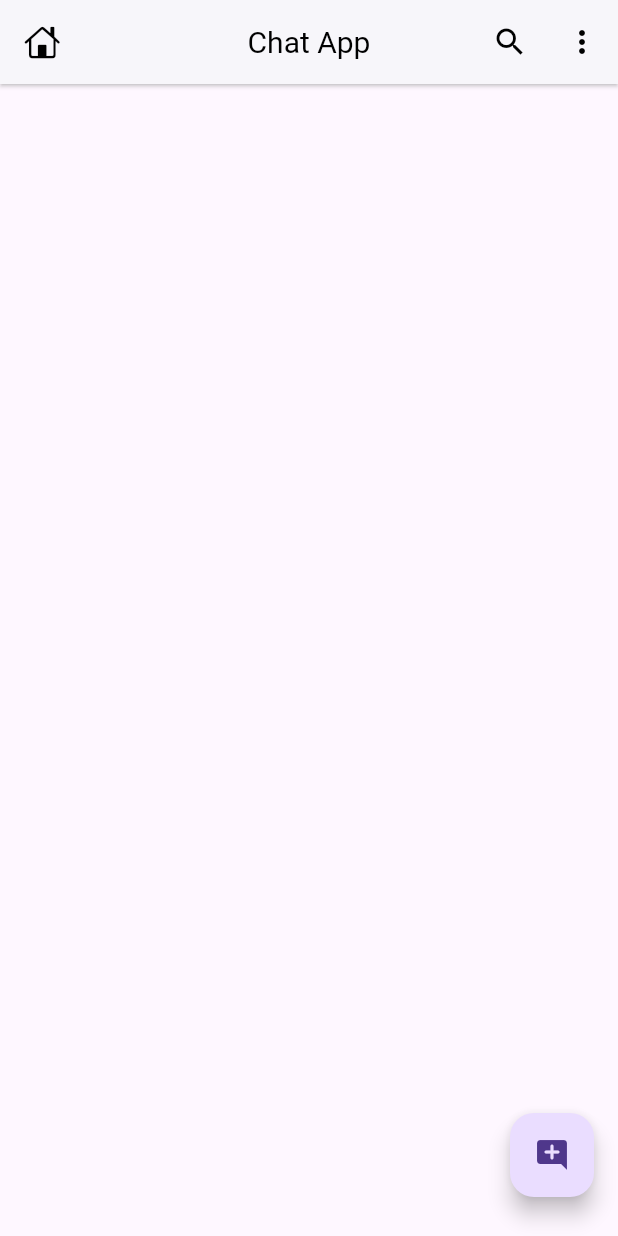
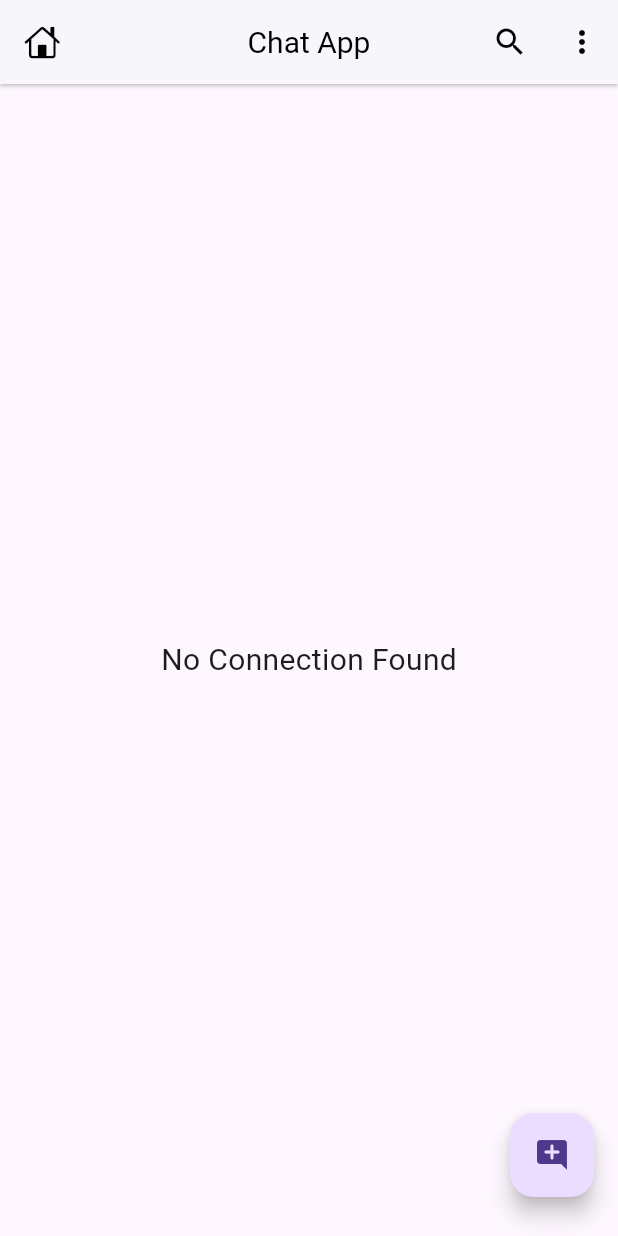
Before and after one commit to Pratham-Makwana/Chat-App, a Flutter app: the screen it shows after launch, on a phone screen of 412 x 824 dp. Run offline on Flutter 3.47's test engine with Material 3 defaults, Android fonts, the phone set to English and light mode, and no system bars; our stand-ins replace cloud_firestore, firebase_auth, firebase_core, google_sign_in; accounts and stored records are empty; generated files the repository leaves out were written again.

Commit message:
Handling StreamBuilder ConnectionState & Showing in Custome Card

```diff
--- a/lib/screens/home_screen.dart
+++ b/lib/screens/home_screen.dart
@@ -1,9 +1,11 @@
+import 'dart:convert';
 import 'dart:developer';
 import 'package:chatapp/apis/apis.dart';
-import 'package:chatapp/widgets/chat_user_card.dart';
 import 'package:flutter/cupertino.dart';
 import 'package:flutter/material.dart';
 import '../main.dart';
+import '../model/chat_user.dart';
+import '../widgets/chat_user_card.dart';
 
 class HomeScreen extends StatefulWidget {
   const HomeScreen({super.key});
@@ -13,6 +15,8 @@ class HomeScreen extends StatefulWidget {
 }
 
 class _HomeScreenState extends State<HomeScreen> {
+  List<ChatUser> list = [];
+
   @override
   Widget build(BuildContext context) {
     /// initializing media query for getting device screen size
@@ -43,25 +47,44 @@ class _HomeScreenState extends State<HomeScreen> {
         ),
       ),
 
+      /// body
       body: StreamBuilder(
         stream: APIs.firestore.collection("user").snapshots(),
         builder: (context, snapshot) {
-          final list = [];
-          if (snapshot.hasData) {
-            final data = snapshot.data?.docs;
-            for (var i in data!) {
-              log('Data ${i.data()}');
-              list.add(i.data()['name']);
-            }
+          switch (snapshot.connectionState) {
+            /// if data is loading
+            case ConnectionState.waiting:
+            case ConnectionState.none:
+              return const Center(
+                child: CircularProgressIndicator(),
+              );
+
+            /// if some or all data is loaded then shoe it
+            case ConnectionState.active:
+            case ConnectionState.done:
+              final data = snapshot.data?.docs;
+              list = data!.map((e) => ChatUser.fromJson(e.data())).toList();
+
+              if (list.isNotEmpty) {
+                return ListView.builder(
+                  itemCount: list.length,
+                  padding: EdgeInsets.only(top: mq.height * .02),
+                  physics: const BouncingScrollPhysics(),
+                  itemBuilder: (context, index) {
+                    return ChatUserCard(
+                      user: list[index],
+                    );
+                    //return Text('name : ${list[index]}');
+                  },
+                );
+              } else {
+                return const Center(
+                    child: Text(
+                  "No Connection Found",
+                  style: TextStyle(fontSize: 20),
+                ));
+              }
           }
-          return ListView.builder(
-              itemCount: list.length,
-              padding: EdgeInsets.only(top: mq.height * .02),
-              physics: const BouncingScrollPhysics(),
-              itemBuilder: (context, index) {
-                //return const ChatUserCard();
-                return Text('name : ${list[index]}');
-              });
         },
       ),
     );
```
Also changed, not shown: lib/widgets/chat_user_card.dart (+9 -6 lines).
